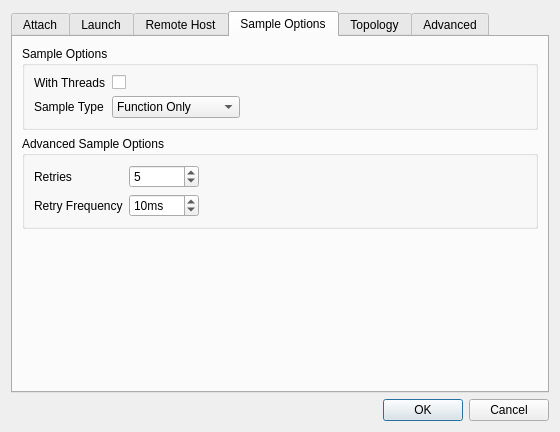
Above: src/plugins/SWAT/JobControlDialog.ui from PTGF/Swat before the change. Below: the same form after it.
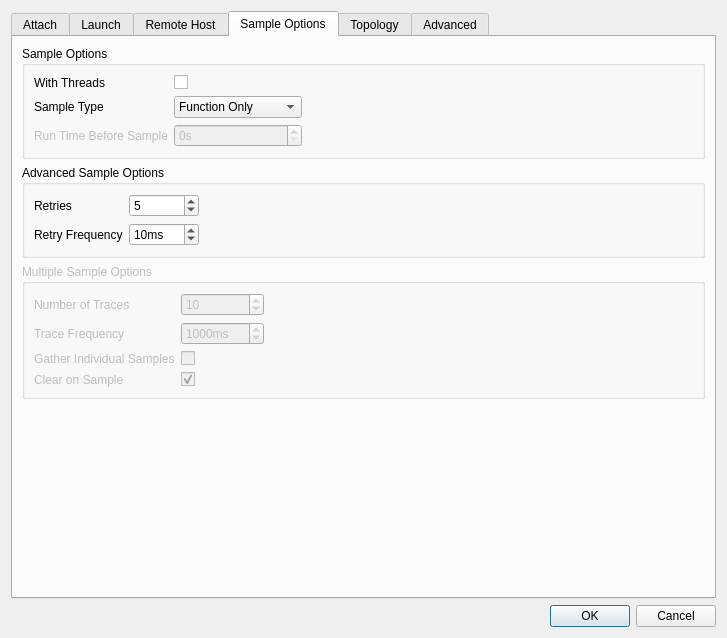
That is the form after the change. The open tabs and pages were chosen to show the change.

Commit message: Added process controls and sampling

```diff
--- a/src/plugins/SWAT/JobControlDialog.ui
+++ b/src/plugins/SWAT/JobControlDialog.ui
@@ -6,8 +6,8 @@
    <rect>
     <x>0</x>
     <y>0</y>
-    <width>560</width>
-    <height>432</height>
+    <width>727</width>
+    <height>638</height>
    </rect>
   </property>
   <property name="windowTitle">
@@ -220,6 +220,29 @@
             </property>
            </spacer>
           </item>
+          <item row="2" column="0">
+           <widget class="QLabel" name="lblRunTime">
+            <property name="enabled">
+             <bool>false</bool>
+            </property>
+            <property name="text">
+             <string>Run Time Before Sample</string>
+            </property>
+           </widget>
+          </item>
+          <item row="2" column="1">
+           <widget class="QSpinBox" name="txtRunTime">
+            <property name="enabled">
+             <bool>false</bool>
+            </property>
+            <property name="suffix">
+             <string>s</string>
+            </property>
+            <property name="maximum">
+             <number>9999</number>
+            </property>
+           </widget>
+          </item>
          </layout>
         </widget>
        </item>
@@ -279,6 +302,105 @@
          </layout>
         </widget>
        </item>
+       <item>
+        <widget class="QGroupBox" name="grpSampleMultiple">
+         <property name="enabled">
+          <bool>false</bool>
+         </property>
+         <property name="title">
+          <string>Multiple Sample Options</string>
+         </property>
+         <layout class="QGridLayout" name="gridLayout_11">
+          <item row="0" column="0">
+           <widget class="QLabel" name="lblTraceCount">
+            <property name="text">
+             <string>Number of Traces</string>
+            </property>
+           </widget>
+          </item>
+          <item row="0" column="1">
+           <widget class="QSpinBox" name="txtTraceCount">
+            <property name="minimum">
+             <number>1</number>
+            </property>
+            <property name="maximum">
+             <number>9999</number>
+            </property>
+            <property name="value">
+             <number>10</number>
+            </property>
+           </widget>
+          </item>
+          <item row="0" column="2">
+           <spacer name="horizontalSpacer_7">
+            <property name="orientation">
+             <enum>Qt::Horizontal</enum>
+            </property>
+            <property name="sizeHint" stdset="0">
+             <size>
+              <width>40</width>
+              <height>20</height>
+             </size>
+            </property>
+           </spacer>
+          </item>
+          <item row="1" column="0">
+           <widget class="QLabel" name="lblTraceFrequency">
+            <property name="text">
+             <string>Trace Frequency</string>
+            </property>
+           </widget>
+          </item>
+          <item row="1" column="1">
+           <widget class="QSpinBox" name="txtTraceFrequency">
+            <property name="suffix">
+             <string>ms</string>
+            </property>
+            <property name="minimum">
+             <number>1</number>
+            </property>
+            <property name="maximum">
+             <number>999999</number>
+            </property>
+            <property name="value">
+             <number>1000</number>
+            </property>
+           </widget>
+          </item>
+          <item row="2" column="0">
+           <widget class="QLabel" name="lblGatherIndividualSamples">
+            <property name="text">
+             <string>Gather Individual Samples</string>
+            </property>
+           </widget>
+          </item>
+          <item row="3" column="0">
+           <widget class="QLabel" name="lblClearOnSample">
+            <property name="text">
+             <string>Clear on Sample</string>
+            </property>
+           </widget>
+          </item>
+          <item row="2" column="1">
+           <widget class="QCheckBox" name="chkGatherIndividualSamples">
+            <property name="text">
+             <string/>
+            </property>
+           </widget>
+          </item>
+          <item row="3" column="1">
+           <widget class="QCheckBox" name="chkClearOnSample">
+            <property name="text">
+             <string/>
+            </property>
+            <property name="checked">
+             <bool>true</bool>
+            </property>
+           </widget>
+          </item>
+         </layout>
+        </widget>
+       </item>
        <item>
         <spacer name="verticalSpacer_5">
          <property name="orientation">
```
Left out of the diff: 6 changed lines with no effect on the pictures. The commit also changes 24 other files.
